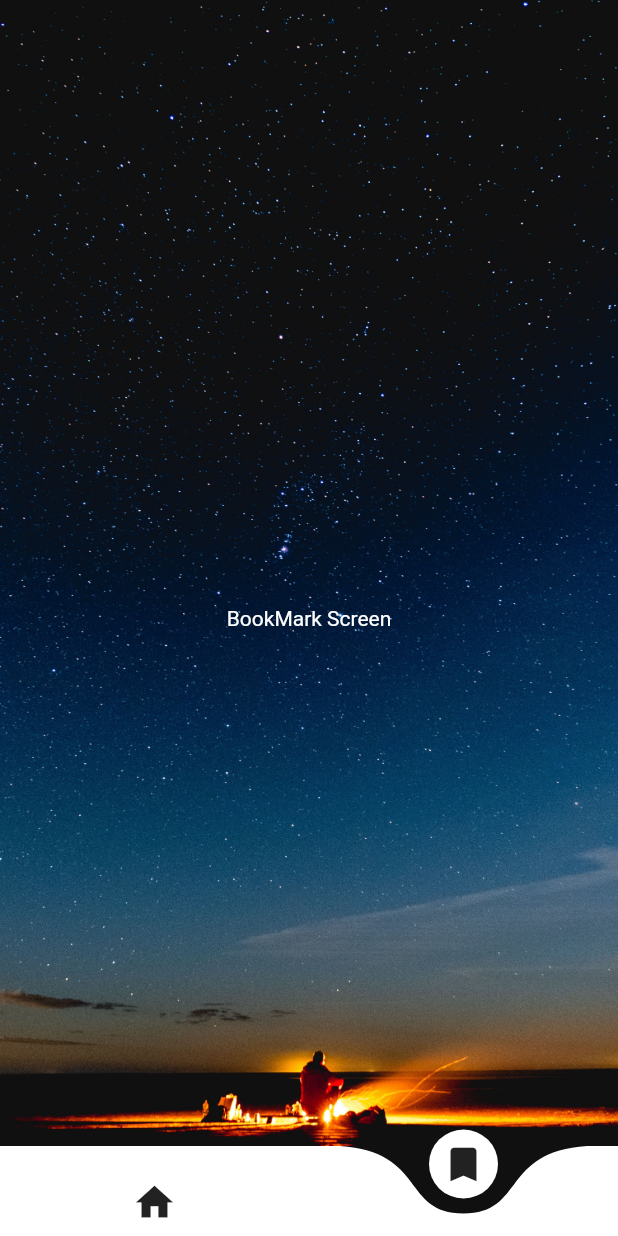
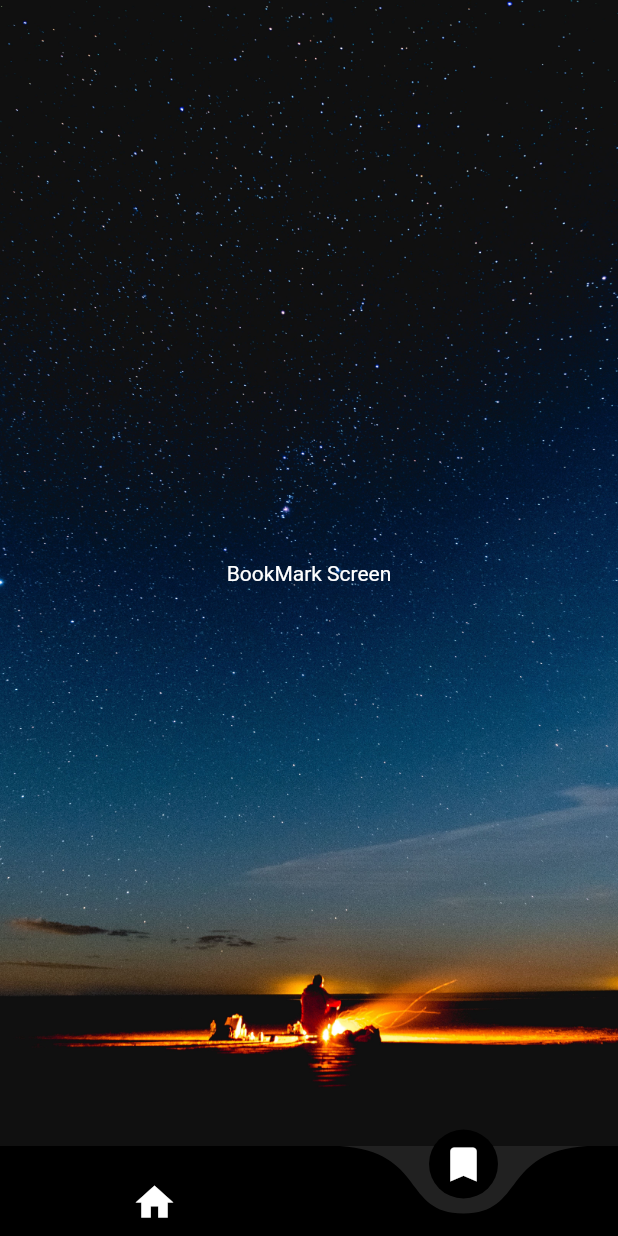
Before and after one commit to MehdiMatinfar/Bloc-Pattern, a Flutter app: the screen it shows after launch, item 2 of the bottom bar chosen, on a phone screen of 412 x 824 dp. Run offline on Flutter 3.47's test engine with Material 2 defaults, Android fonts, the phone set to English and light mode, and no system bars; drawn by our look-alikes of curved_navigation_bar; our stand-ins replace bloc, dio, equatable, flutter_bloc, flutter_spinkit, get_it; network calls fail.

```diff
--- /dev/null
+++ b/lib/core/utils/time_picker.dart
@@ -0,0 +1,5 @@
+import 'package:intl/intl.dart';
+
+class TimePicker {
+  static String current_time = DateFormat('kk').format(DateTime.now());
+}
--- /dev/null
+++ b/lib/core/widgets/app_background.dart
@@ -0,0 +1,15 @@
+import 'package:flutter/cupertino.dart';
+import 'package:weather_app/core/utils/time_picker.dart';
+
+class AppBackgroundImage {
+  static AssetImage getCurrentAppBackground() {
+    var time = TimePicker.current_time;
+    if (int.parse(time) < 6) {
+      return AssetImage('assets/images/dark.jpeg');
+    } else if (int.parse(time) > 18) {
+      return AssetImage('assets/images/nature.jpeg');
+    } else {
+      return AssetImage('assets/images/dark.jpeg');
+    }
+  }
+}
--- a/lib/core/widgets/main_wrapper.dart
+++ b/lib/core/widgets/main_wrapper.dart
@@ -19,19 +19,18 @@ class _MainWrapperState extends State<MainWrapper> {
 
   @override
   Widget build(BuildContext context) {
-    BlocProvider.of<HomeBloc>(context)
-        .add(LoadCurrentWeatherEvent(cityName: 'Tehran'));
     int _page = 0;
 
     return Scaffold(
       bottomNavigationBar: CurvedNavigationBar(
-        backgroundColor: Colors.transparent,
+        color: Colors.black,
+        backgroundColor: Colors.black87,
         animationDuration: const Duration(milliseconds: 600),
         index: _page,
         height: 60,
         items: const <Widget>[
-          Icon(Icons.home, size: 30),
-          Icon(Icons.bookmark, size: 30),
+          Icon(Icons.home, size: 30,color: Colors.white,),
+          Icon(Icons.bookmark, size: 30,color: Colors.white),
         ],
         onTap: (index) {
           setState(() {
--- a/lib/features/bookmark/presentation/screen/bookmark_screen.dart
+++ b/lib/features/bookmark/presentation/screen/bookmark_screen.dart
@@ -1,18 +1,20 @@
 import 'package:flutter/material.dart';
-import 'package:weather_app/features/bookmark/presentation/widget/app_background.dart';
+import 'package:weather_app/core/widgets/app_background.dart';
 
 class BookMarkScreen extends StatelessWidget {
   const BookMarkScreen({Key? key}) : super(key: key);
 
   @override
   Widget build(BuildContext context) {
-    return   Container(
-      height: MediaQuery.of(context).size.height,
-      decoration: BoxDecoration(
-          image: DecorationImage(
-              image: AppBackground.getCurrentAppBackground(),
-              fit: BoxFit.cover)
-      ),child: Center(child : Text('BookMark Screen',style: TextStyle(color: Colors.white),))
+    return   SafeArea(
+      child: Container(
+        height: MediaQuery.of(context).size.height,
+        decoration: BoxDecoration(
+            image: DecorationImage(
+                image: AppBackgroundImage.getCurrentAppBackground(),
+                fit: BoxFit.cover)
+        ),child: Center(child : Text('BookMark Screen',style: TextStyle(color: Colors.white),))
+      ),
     );
   }
 }
--- a/lib/features/bookmark/presentation/widget/app_background.dart
+++ /dev/null
@@ -1,25 +0,0 @@
-import 'package:flutter/cupertino.dart';
-import 'package:intl/intl.dart';
-
-class AppBackground{
-
-
-  static AssetImage getCurrentAppBackground(){
-
-var dateTime = DateTime.now();
-
-String time=DateFormat('kk').format(dateTime);
-
-if (int.parse(time)<6) {
-return AssetImage('assets/images/dark.jpeg');
-}
-
-else if (int.parse(time)>18) {
-return AssetImage('assets/images/nature.jpeg');
-}
-else{
-  return AssetImage('assets/images/dark.jpeg');
-}
-
-  }
-}
--- a/lib/features/weather/data/data_source/remote/api_provider.dart
+++ b/lib/features/weather/data/data_source/remote/api_provider.dart
@@ -1,5 +1,5 @@
 import 'package:dio/dio.dart';
-import 'package:weather_app/core/utils/constants.dart';
+import 'package:weather_app/config/constants.dart';
 
 class ApiProvider {
   final Dio _dio =  Dio();
--- a/lib/main.dart
+++ b/lib/main.dart
@@ -5,7 +5,7 @@ import 'package:weather_app/features/weather/presentation/screen/home_screen.dar
 import 'package:weather_app/test-bloc-learn_bloc/counter_cubit.dart';
 import 'package:weather_app/test-bloc-learn_bloc/home_page.dart';
 
-import 'config/locator.dart';
+import 'config/dependency_injection/locator.dart';
 import 'core/widgets/main_wrapper.dart';
 
 void main() async {
```
Also changed, not shown: lib/core/widgets/spinkit.dart (added, +19 -0 lines), lib/core/widgets/weather_image.dart (added, +26 -0 lines), lib/features/weather/presentation/screen/home_screen.dart (+62 -27 lines), pubspec.yaml (+9 -0 lines), lib/config/constants.dart (renamed from lib/core/utils/constants.dart), lib/config/dependency_injection/locator.dart (renamed from lib/config/locator.dart), pubspec.lock, 2 other files.
